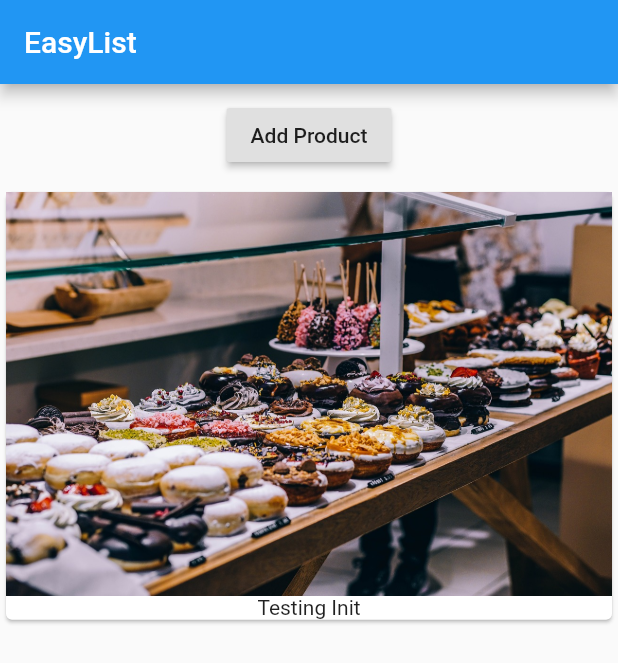
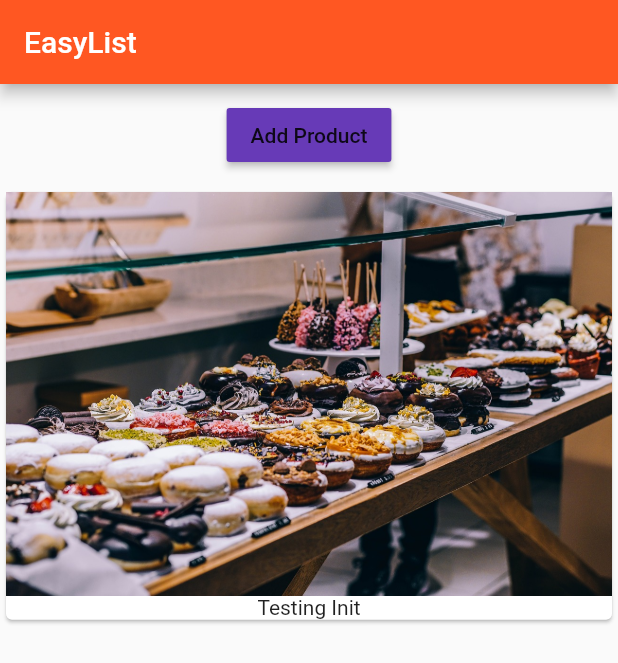
Before and after one commit to lwerner27/flutter_course_app, a Flutter app: the screen it shows after launch, on a phone screen of 412 x 824 dp. Shown: the top 663 px of the screen. Run offline on Flutter 3.47's test engine with Material 2 defaults, Android fonts, the phone set to English and light mode, and no system bars.

Commit message:
playing around with Material Colors

```diff
--- a/lib/main.dart
+++ b/lib/main.dart
@@ -9,6 +9,10 @@ class MyApp extends StatelessWidget {
   @override
   Widget build(BuildContext context) {
     return MaterialApp(
+      theme: ThemeData(
+        primarySwatch: Colors.deepOrange,
+        accentColor: Colors.deepPurple,
+      ),
       home: Scaffold(
         appBar: AppBar(
           title: Text('EasyList'),
--- a/lib/product_manager.dart
+++ b/lib/product_manager.dart
@@ -18,8 +18,10 @@ class _ProductManagerState extends State<ProductManager> {
 
   @override
   void initState() {
-    super.initState(); // It is recommended to move this to the beginning of the initState method.
-    _products.add(widget.startingProduct); // There is no need to use setState in initState as it runs before build.
+    super
+        .initState(); // It is recommended to move this to the beginning of the initState method.
+    _products.add(widget
+        .startingProduct); // There is no need to use setState in initState as it runs before build.
   }
 
   @override
@@ -29,6 +31,7 @@ class _ProductManagerState extends State<ProductManager> {
         Container(
           margin: EdgeInsets.all(10.0),
           child: RaisedButton(
+            color: Theme.of(context).accentColor,
             onPressed: () {
               setState(() {
                 _products.add("Advanced Food Tester");
```
